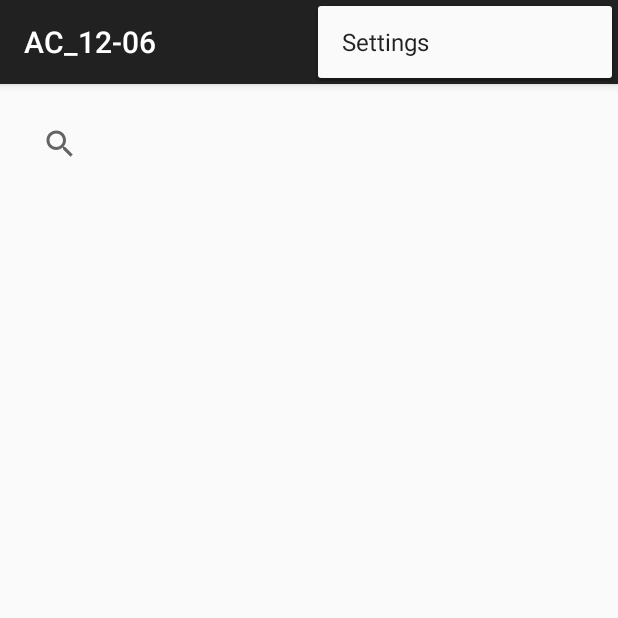
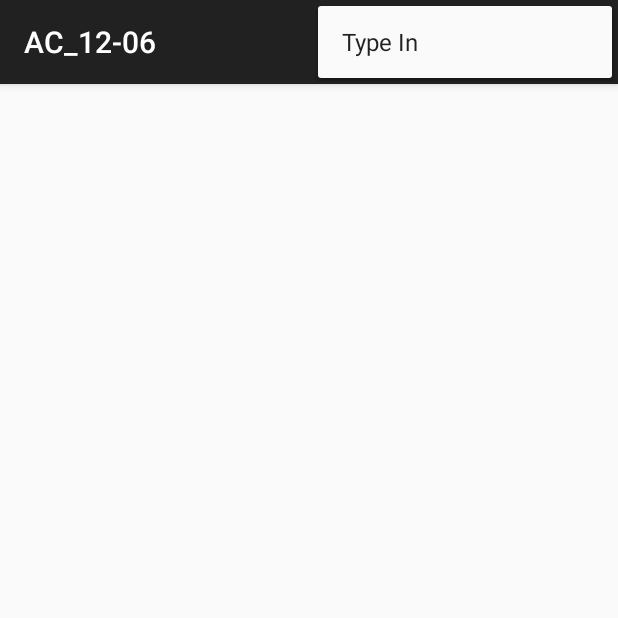
Before and after one commit to jvvlives2005/AC_12-06, an Android app: the screen it shows after launch (MainActivity), with the options menu open, on a phone screen of 412 x 824 dp, the top half of it. Run offline under Robolectric (Android 15) with nearby library versions, the phone set to English and light mode, and no system bars; 1 statement that could not run was skipped.

Commit message:
second commit

```diff
--- a/app/src/main/java/jvvlives2005/c4q/nyc/ac_12_06/MainActivity.java
+++ b/app/src/main/java/jvvlives2005/c4q/nyc/ac_12_06/MainActivity.java
@@ -1,8 +1,12 @@
 package jvvlives2005.c4q.nyc.ac_12_06;
 
+import android.app.SearchManager;
+import android.content.Context;
+import android.os.Bundle;
 import android.support.v7.app.AppCompatActivity;
-import android.os.Bundle;
+import android.support.v7.widget.SearchView;
 import android.view.Menu;
+import android.view.MenuInflater;
 import android.view.MenuItem;
 
 public class MainActivity extends AppCompatActivity {
@@ -15,8 +19,17 @@ public class MainActivity extends AppCompatActivity {
 
     @Override
     public boolean onCreateOptionsMenu(Menu menu) {
-        // Inflate the menu; this adds items to the action bar if it is present.
-        getMenuInflater().inflate(R.menu.menu_main, menu);
+        MenuInflater inflater = getMenuInflater();
+        inflater.inflate(R.menu.options_menu, menu);
+
+        // Associate searchable configuration with the SearchView
+        SearchManager searchManager =
+                (SearchManager) getSystemService(Context.SEARCH_SERVICE);
+        SearchView searchView =
+                (SearchView) menu.findItem(R.id.search).getActionView();
+        searchView.setSearchableInfo(
+                searchManager.getSearchableInfo(getComponentName()));
+
         return true;
     }
 
--- a/app/src/main/res/layout/activity_main.xml
+++ b/app/src/main/res/layout/activity_main.xml
@@ -5,20 +5,26 @@
     android:paddingTop="@dimen/activity_vertical_margin"
     android:paddingBottom="@dimen/activity_vertical_margin" tools:context=".MainActivity">
 
-    <SearchView
-        android:layout_width="wrap_content"
-        android:layout_height="wrap_content"
-        android:id="@+id/search"
-        android:title="@string/search_title"
-        android:layout_alignParentTop="true"
-        android:layout_toLeftOf="@+id/search"
-        android:layout_toStartOf="@+id/search" />
+    <!--<searchable xmlns:android="http://schemas.android.com/apk/res/android"-->
+        <!--android:label="@string/app_name"-->
+        <!--android:hint="@string/search_hint"-->
+        <!--android:layout_width="wrap_content"-->
+        <!--android:layout_height="wrap_content" />-->
 
-    <ListView
-        android:layout_width="wrap_content"
-        android:layout_height="wrap_content"
-        android:id="@+id/listView"
-        android:layout_below="@+id/search"
-        />
+    <!--<SearchView-->
+        <!--android:layout_width="wrap_content"-->
+        <!--android:layout_height="wrap_content"-->
+        <!--android:id="@+id/search"-->
+        <!--android:title="@string/search_title"-->
+        <!--android:layout_alignParentTop="true"-->
+        <!--android:layout_toLeftOf="@+id/search"-->
+        <!--android:layout_toStartOf="@+id/search" />-->
+
+    <!--<ListView-->
+        <!--android:layout_width="wrap_content"-->
+        <!--android:layout_height="wrap_content"-->
+        <!--android:id="@+id/listView"-->
+        <!--android:layout_below="@+id/search"-->
+        <!--/>-->
 
 </RelativeLayout>
--- a/app/src/main/res/values/strings.xml
+++ b/app/src/main/res/values/strings.xml
@@ -4,4 +4,5 @@
     <string name="hello_world">Hello world!</string>
     <string name="action_settings">Settings</string>
     <string name="search_title">Type In</string>
+    <string name="search_hint">Type Something</string>
 </resources>
--- /dev/null
+++ b/app/src/main/res/xml/searchable.xml
@@ -0,0 +1,5 @@
+<?xml version="1.0" encoding="utf-8"?>
+<searchable xmlns:android="http://schemas.android.com/apk/res/android"
+    android:label="@string/app_name"
+    android:hint="@string/search_hint">
+</searchable>
```
Also changed, not shown: app/src/main/AndroidManifest.xml (+15 -0 lines), app/src/main/java/jvvlives2005/c4q/nyc/ac_12_06/SearchResultActivity.java (added, +33 -0 lines), 1 other file.
